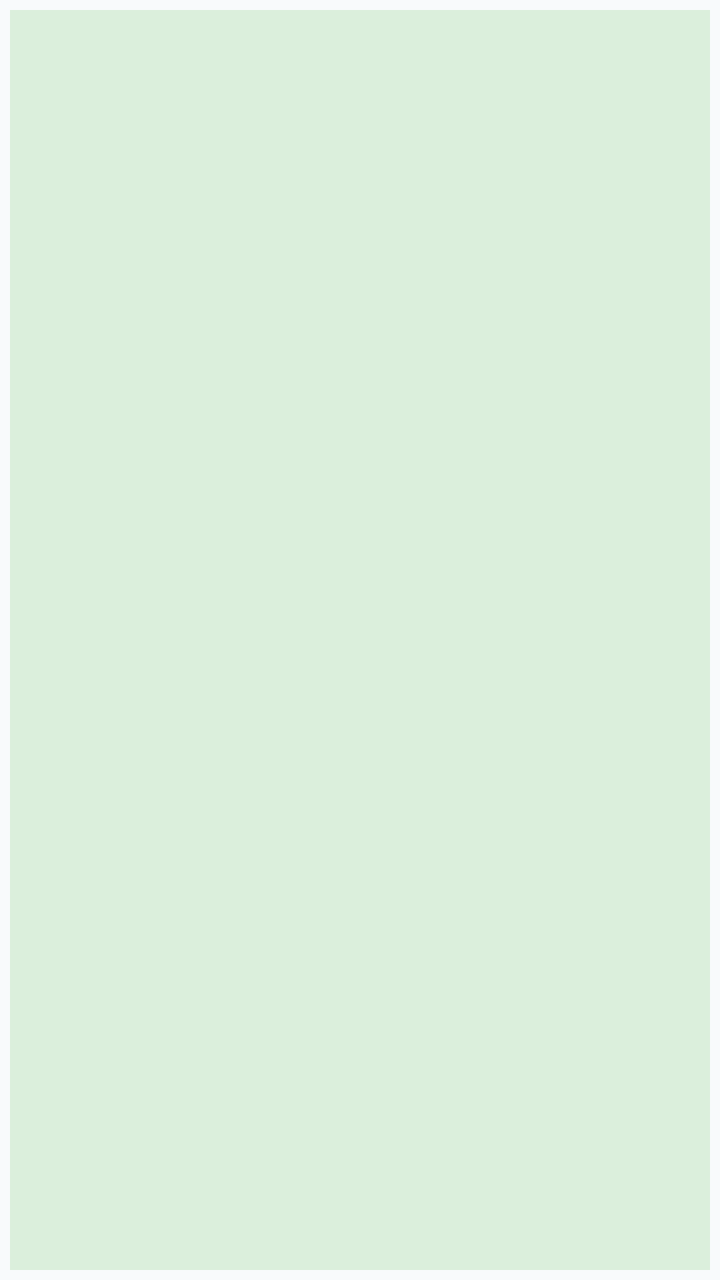
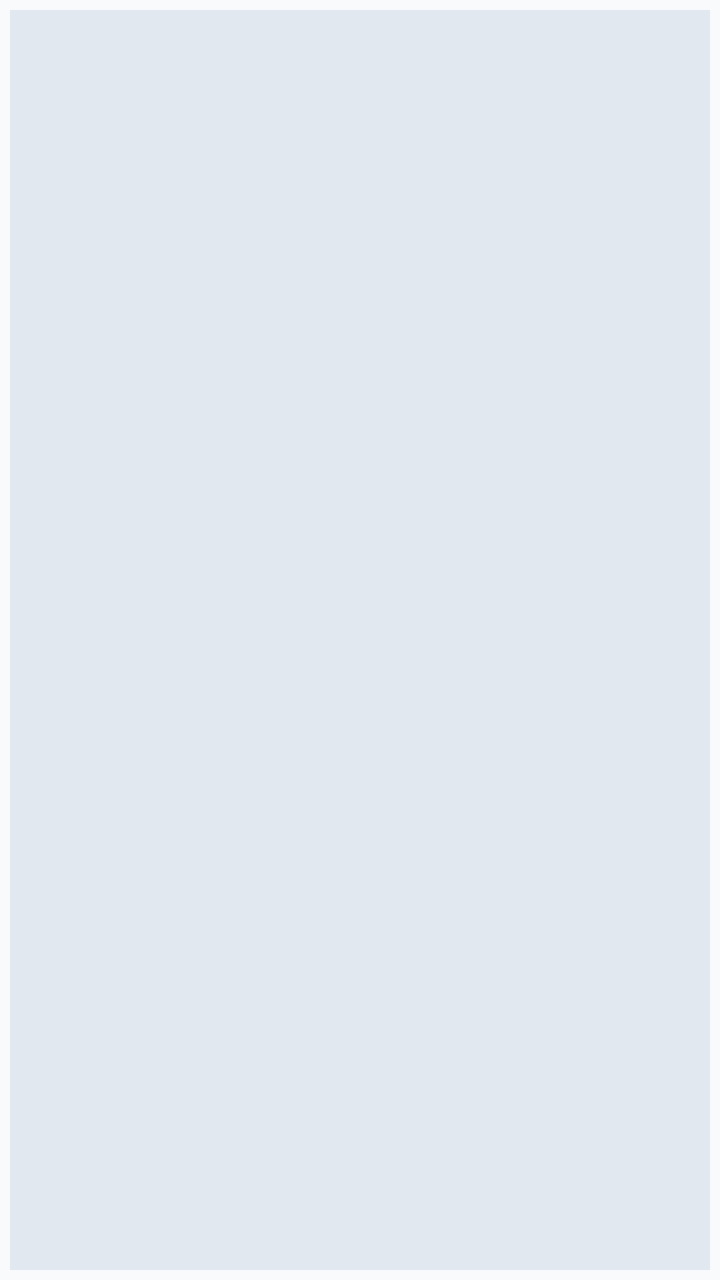

An Android layout rendered at two revisions. The XML below is the earlier revision; the diff shows what the commit changed to produce the second picture.
<!-- AndroidManifest.xml: application theme Theme.StudentRoomSharingApp -->
<!-- res/layout/item_view_pager.xml -->
<?xml version="1.0" encoding="utf-8"?>
<RelativeLayout xmlns:android="http://schemas.android.com/apk/res/android"
    android:layout_width="100dp"
    android:layout_height="100dp">
    
    <ImageView
        android:layout_width="match_parent"
        android:layout_height="match_parent"
        android:id="@+id/UploadGallaryImage"
        android:layout_margin="5dp"
        android:background="#DBEFDC"
        android:scaleType="centerCrop"
        android:layout_centerHorizontal="true"
        android:orientation="horizontal"
        android:contentDescription="GalleryImages" />

</RelativeLayout>
<!-- resources referenced by this layout -->
<resources>
  <color name="primary">#0891B2</color>
  <color name="onPrimary">#FFFFFF</color>
  <color name="primaryContainer">#B5EAFB</color>
  <color name="onPrimaryContainer">#001F2A</color>
  <color name="secondary">#4E6A74</color>
  <color name="onSecondary">#FFFFFF</color>
  <color name="secondaryContainer">#D1F0F8</color>
  <color name="onSecondaryContainer">#05212A</color>
  <color name="tertiary">#9B6B4C</color>
  <color name="onTertiary">#FFFFFF</color>
  <color name="error">#DC2626</color>
  <color name="onError">#FFFFFF</color>
  <color name="errorContainer">#FFDAD6</color>
  <color name="onErrorContainer">#410002</color>
  <color name="background">#F8FAFC</color>
  <color name="onBackground">#0F172A</color>
  <color name="surface">#FFFFFF</color>
  <color name="onSurface">#0F172A</color>
  <color name="surfaceVariant">#E2E8F0</color>
  <color name="onSurfaceVariant">#475569</color>
  <color name="outline">#94A3B8</color>
  <style name="TextAppearance.StudentRoomSharingApp.HeadlineLarge" parent="TextAppearance.Material3.HeadlineLarge">
          <item name="android:textSize">32sp</item>
          <item name="android:lineSpacingExtra">0sp</item>
          <item name="android:letterSpacing">0</item>
          <item name="android:fontWeight">700</item>
      </style>
  <style name="TextAppearance.StudentRoomSharingApp.HeadlineMedium" parent="TextAppearance.Material3.HeadlineMedium">
          <item name="android:textSize">28sp</item>
          <item name="android:lineSpacingExtra">0sp</item>
          <item name="android:fontWeight">600</item>
      </style>
  <style name="TextAppearance.StudentRoomSharingApp.TitleLarge" parent="TextAppearance.Material3.TitleLarge">
          <item name="android:textSize">22sp</item>
          <item name="android:lineSpacingExtra">0sp</item>
          <item name="android:fontWeight">600</item>
      </style>
  <style name="TextAppearance.StudentRoomSharingApp.TitleMedium" parent="TextAppearance.Material3.TitleMedium">
          <item name="android:textSize">16sp</item>
          <item name="android:lineSpacingExtra">0sp</item>
          <item name="android:fontWeight">600</item>
      </style>
  <style name="TextAppearance.StudentRoomSharingApp.TitleSmall" parent="TextAppearance.Material3.TitleSmall">
          <item name="android:textSize">14sp</item>
          <item name="android:lineSpacingExtra">0sp</item>
          <item name="android:fontWeight">600</item>
      </style>
  <style name="TextAppearance.StudentRoomSharingApp.BodyLarge" parent="TextAppearance.Material3.BodyLarge">
          <item name="android:textSize">16sp</item>
          <item name="android:lineSpacingExtra">4sp</item>
      </style>
  <style name="TextAppearance.StudentRoomSharingApp.BodyMedium" parent="TextAppearance.Material3.BodyMedium">
          <item name="android:textSize">14sp</item>
          <item name="android:lineSpacingExtra">4sp</item>
      </style>
  <style name="TextAppearance.StudentRoomSharingApp.BodySmall" parent="TextAppearance.Material3.BodySmall">
          <item name="android:textSize">12sp</item>
          <item name="android:lineSpacingExtra">4sp</item>
      </style>
  <style name="TextAppearance.StudentRoomSharingApp.LabelLarge" parent="TextAppearance.Material3.LabelLarge">
          <item name="android:textSize">14sp</item>
          <item name="android:fontWeight">500</item>
          <item name="android:letterSpacing">0.01</item>
      </style>
  <style name="TextAppearance.StudentRoomSharingApp.LabelMedium" parent="TextAppearance.Material3.LabelMedium">
          <item name="android:textSize">12sp</item>
          <item name="android:fontWeight">500</item>
          <item name="android:letterSpacing">0.02</item>
      </style>
  <style name="TextAppearance.StudentRoomSharingApp.LabelSmall" parent="TextAppearance.Material3.LabelSmall">
          <item name="android:textSize">11sp</item>
          <item name="android:fontWeight">500</item>
          <item name="android:letterSpacing">0.03</item>
      </style>
  <!-- unchanged entries left out for length: 1 -->
</resources>

<!-- the commit's change to res/layout/item_view_pager.xml (unified diff, before → after) -->
@@ -8,7 +8,7 @@
         android:layout_height="match_parent"
         android:id="@+id/UploadGallaryImage"
         android:layout_margin="5dp"
-        android:background="#DBEFDC"
+        android:background="?attr/colorSurfaceVariant"
         android:scaleType="centerCrop"
         android:layout_centerHorizontal="true"
         android:orientation="horizontal"
